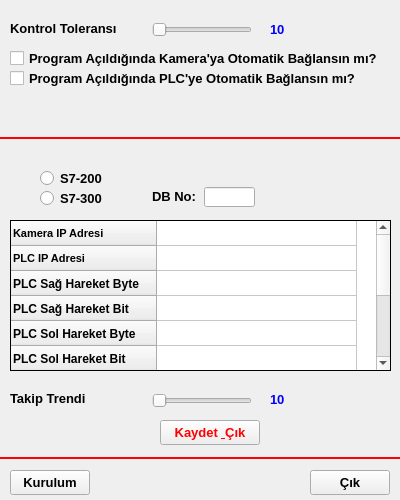
First picture: the form in settingsform.ui, repository alikanarya/JTW, before the edit.
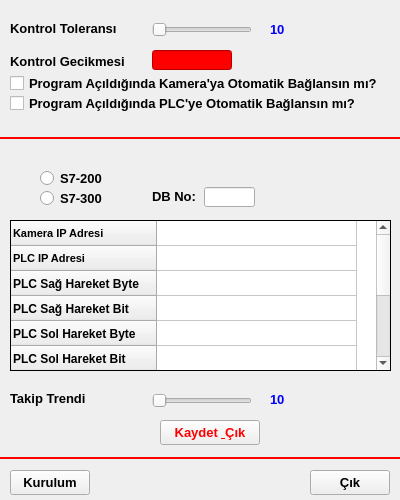
Second picture: the form after the edit. Icons and pictures are not drawn.

```diff
--- a/settingsform.ui
+++ b/settingsform.ui
@@ -455,7 +455,7 @@
    <property name="geometry">
     <rect>
      <x>10</x>
-     <y>70</y>
+     <y>95</y>
      <width>361</width>
      <height>17</height>
     </rect>
@@ -476,7 +476,7 @@
    <property name="geometry">
     <rect>
      <x>10</x>
-     <y>50</y>
+     <y>75</y>
      <width>381</width>
      <height>17</height>
     </rect>
@@ -619,6 +619,75 @@
     <string>999; </string>
    </property>
   </widget>
+  <widget class="QLineEdit" name="editControlDelay">
+   <property name="geometry">
+    <rect>
+     <x>152</x>
+     <y>50</y>
+     <width>80</width>
+     <height>20</height>
+    </rect>
+   </property>
+   <property name="font">
+    <font>
+     <pointsize>8</pointsize>
+     <weight>75</weight>
+     <bold>true</bold>
+    </font>
+   </property>
+   <property name="focusPolicy">
+    <enum>Qt::StrongFocus</enum>
+   </property>
+   <property name="toolTip">
+    <string>&lt;!DOCTYPE HTML PUBLIC &quot;-//W3C//DTD HTML 4.0//EN&quot; &quot;http://www.w3.org/TR/REC-html40/strict.dtd&quot;&gt;
+&lt;html&gt;&lt;head&gt;&lt;meta name=&quot;qrichtext&quot; content=&quot;1&quot; /&gt;&lt;style type=&quot;text/css&quot;&gt;
+p, li { white-space: pre-wrap; }
+&lt;/style&gt;&lt;/head&gt;&lt;body style=&quot; font-family:'MS Shell Dlg 2'; font-size:8.25pt; font-weight:400; font-style:normal;&quot;&gt;
+&lt;p align=&quot;center&quot; style=&quot; margin-top:0px; margin-bottom:0px; margin-left:0px; margin-right:0px; -qt-block-indent:0; text-indent:0px;&quot;&gt;&lt;span style=&quot; font-size:10pt; font-weight:600;&quot;&gt;Boru besleme hızıdır.&lt;/span&gt;&lt;/p&gt;
+&lt;p align=&quot;center&quot; style=&quot; margin-top:0px; margin-bottom:0px; margin-left:0px; margin-right:0px; -qt-block-indent:0; text-indent:0px;&quot;&gt;&lt;span style=&quot; font-size:10pt; font-weight:600;&quot;&gt;Kameranın gördüğü alana&lt;/span&gt;&lt;/p&gt;
+&lt;p align=&quot;center&quot; style=&quot; margin-top:0px; margin-bottom:0px; margin-left:0px; margin-right:0px; -qt-block-indent:0; text-indent:0px;&quot;&gt;&lt;span style=&quot; font-size:10pt; font-weight:600;&quot;&gt;kaynak başlığının gelme zamanını ifade eder.&lt;/span&gt;&lt;/p&gt;
+&lt;p align=&quot;center&quot; style=&quot; margin-top:0px; margin-bottom:0px; margin-left:0px; margin-right:0px; -qt-block-indent:0; text-indent:0px;&quot;&gt;&lt;span style=&quot; font-size:10pt; font-weight:600;&quot;&gt;Birimi mili saniyedir (1 sn = 1000 ms).&lt;/span&gt;&lt;/p&gt;
+&lt;p align=&quot;center&quot; style=&quot; margin-top:0px; margin-bottom:0px; margin-left:0px; margin-right:0px; -qt-block-indent:0; text-indent:0px;&quot;&gt;&lt;span style=&quot; font-size:10pt; font-weight:600;&quot;&gt;Doğru zamanda komutun verilebilmesi için önemlidir.&lt;/span&gt;&lt;/p&gt;
+&lt;p align=&quot;center&quot; style=&quot; margin-top:0px; margin-bottom:0px; margin-left:0px; margin-right:0px; -qt-block-indent:0; text-indent:0px;&quot;&gt;&lt;span style=&quot; font-size:10pt; font-weight:600;&quot;&gt;Hassas ölçüm yapınız.&lt;/span&gt;&lt;/p&gt;&lt;/body&gt;&lt;/html&gt;</string>
+   </property>
+   <property name="styleSheet">
+    <string notr="true">color: rgb(0, 0, 255);
+background-color: rgb(255, 0, 0);</string>
+   </property>
+   <property name="inputMask">
+    <string/>
+   </property>
+   <property name="text">
+    <string/>
+   </property>
+   <property name="maxLength">
+    <number>5</number>
+   </property>
+   <property name="alignment">
+    <set>Qt::AlignCenter</set>
+   </property>
+  </widget>
+  <widget class="QLabel" name="label_4">
+   <property name="geometry">
+    <rect>
+     <x>10</x>
+     <y>53</y>
+     <width>131</width>
+     <height>16</height>
+    </rect>
+   </property>
+   <property name="font">
+    <font>
+     <family>Arial</family>
+     <pointsize>10</pointsize>
+     <weight>75</weight>
+     <bold>true</bold>
+    </font>
+   </property>
+   <property name="text">
+    <string>Kontrol Gecikmesi</string>
+   </property>
+  </widget>
  </widget>
  <resources>
   <include location="icons.qrc"/>
```
Left out of the diff: 30 changed lines with no effect on the pictures.
